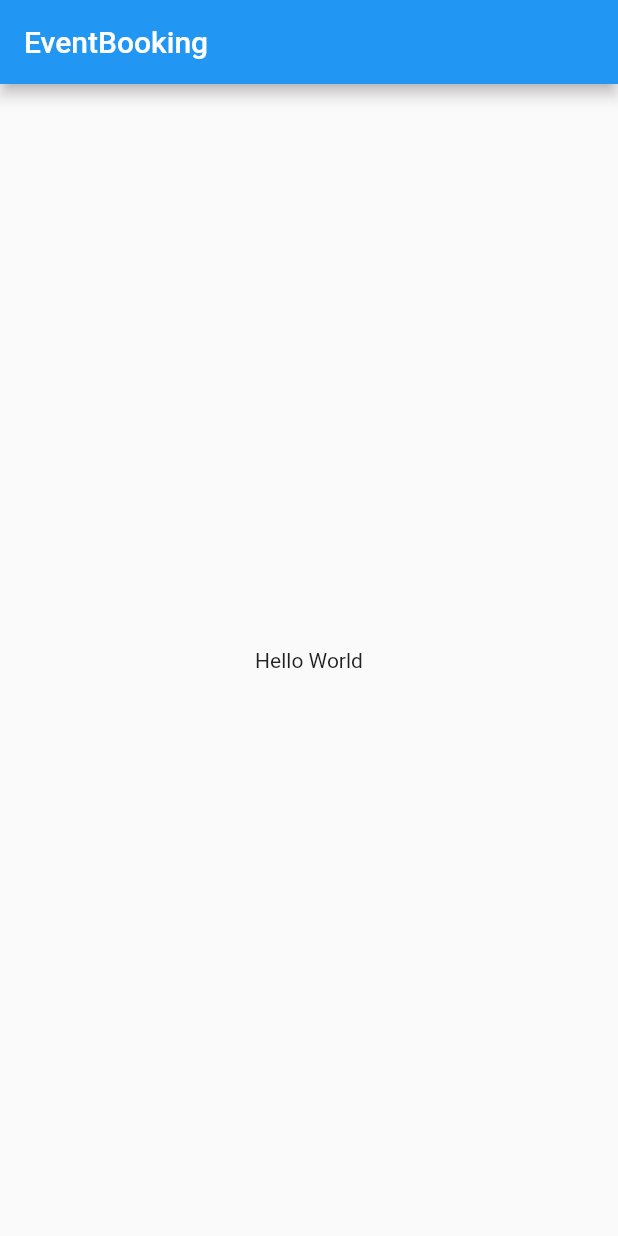
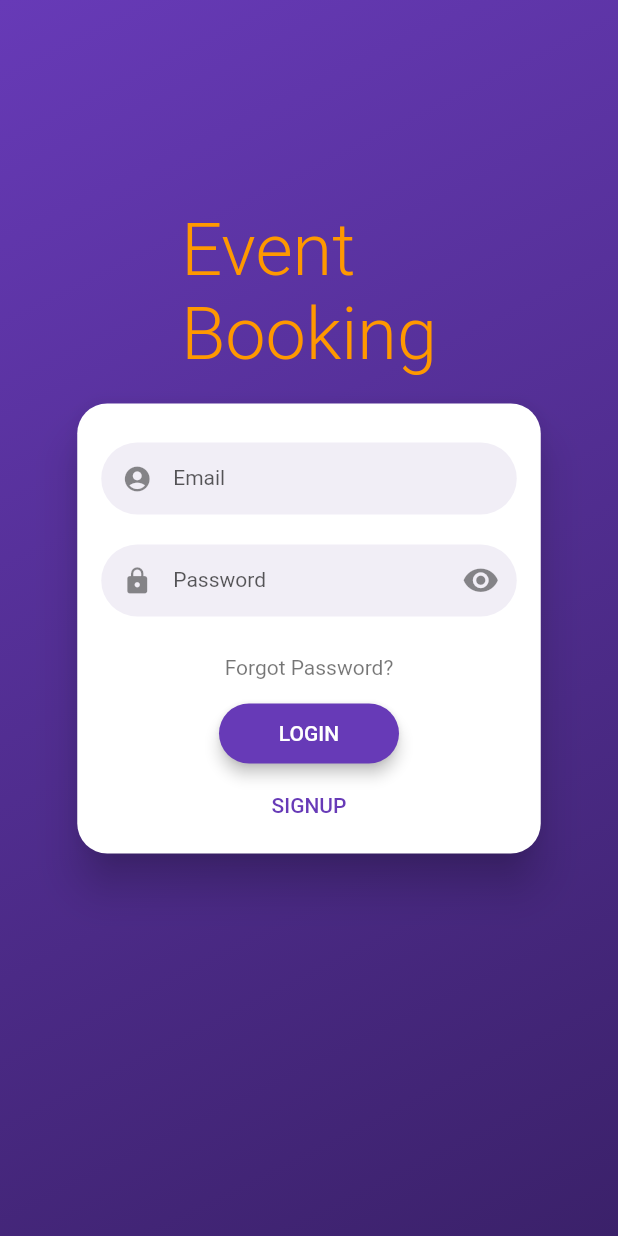
Before and after one commit to MahdiArabpour/event_booking_frontend, a Flutter app: the screen it shows after launch, on a phone screen of 412 x 824 dp. Run offline on Flutter 3.47's test engine with Material 2 defaults, Android fonts, the phone set to English and light mode, and no system bars; drawn by our look-alikes of flutter_login; Roboto replaces fonts that are missing (OpenSans).

Commit message:
added login page

```diff
--- a/lib/main.dart
+++ b/lib/main.dart
@@ -1,22 +1,25 @@
+// main.dart
 import 'package:flutter/material.dart';
+import 'pages/login_page.dart';
 
-void main() => runApp(EventBookingApp());
+void main() => runApp(MyApp());
 
-class EventBookingApp extends StatelessWidget {
+class MyApp extends StatelessWidget {
   @override
   Widget build(BuildContext context) {
     return MaterialApp(
-      title: 'Event Booking',
-      home: Scaffold(
-        appBar: AppBar(
-          title: Text('EventBooking'),
-        ),
-        body: Center(
-          child: Container(
-            child: Text('Hello World'),
+      title: 'Login Demo',
+      theme: ThemeData(
+        primarySwatch: Colors.deepPurple,
+        accentColor: Colors.orange,
+        cursorColor: Colors.orange,
+        textTheme: TextTheme(
+          button: TextStyle(
+            fontFamily: 'OpenSans',
           ),
         ),
       ),
+      home: LoginPage(),
     );
   }
 }
--- /dev/null
+++ b/lib/pages/login_page.dart
@@ -0,0 +1,30 @@
+import 'package:event_booking/pages/dashboard-page.dart';
+import 'package:flutter/material.dart';
+import 'package:flutter_login/flutter_login.dart';
+
+class LoginPage extends StatelessWidget {
+  Duration get loginTime => Duration(milliseconds: 2250);
+
+  Future<String> _authUser(LoginData data) {
+      return null;
+  }
+
+  Future<String> _recoverPassword(String name) {
+      return null;
+  }
+
+  @override
+  Widget build(BuildContext context) {
+    return FlutterLogin(
+      title: 'Event\nBooking',
+      onLogin: _authUser,
+      onSignup: _authUser,
+      onSubmitAnimationCompleted: () {
+        Navigator.of(context).pushReplacement(MaterialPageRoute(
+          builder: (context) => DashboardPage(),
+        ));
+      },
+      onRecoverPassword: null,
+    );
+  }
+}
--- a/pubspec.yaml
+++ b/pubspec.yaml
@@ -24,7 +24,7 @@ dependencies:
   flutter:
     sdk: flutter
 
-
+  flutter_login: ^1.0.14
   # The following adds the Cupertino Icons font to your application.
   # Use with the CupertinoIcons class for iOS style icons.
   cupertino_icons: ^0.1.3
```
Also changed, not shown: lib/pages/dashboard-page.dart (added, +23 -0 lines), pubspec.lock.
